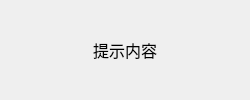
Old version of the form GUI/HintUI.ui in the repository ljcleo/DBProj.
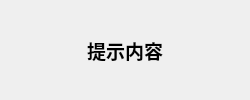
New version of the form.

Diff of the .ui file:
```diff
--- a/GUI/HintUI.ui
+++ b/GUI/HintUI.ui
@@ -24,8 +24,10 @@
    </property>
    <property name="font">
     <font>
-     <family>宋体</family>
-     <pointsize>12</pointsize>
+     <family>等线</family>
+     <pointsize>14</pointsize>
+     <weight>75</weight>
+     <bold>true</bold>
     </font>
    </property>
    <property name="text">
```
